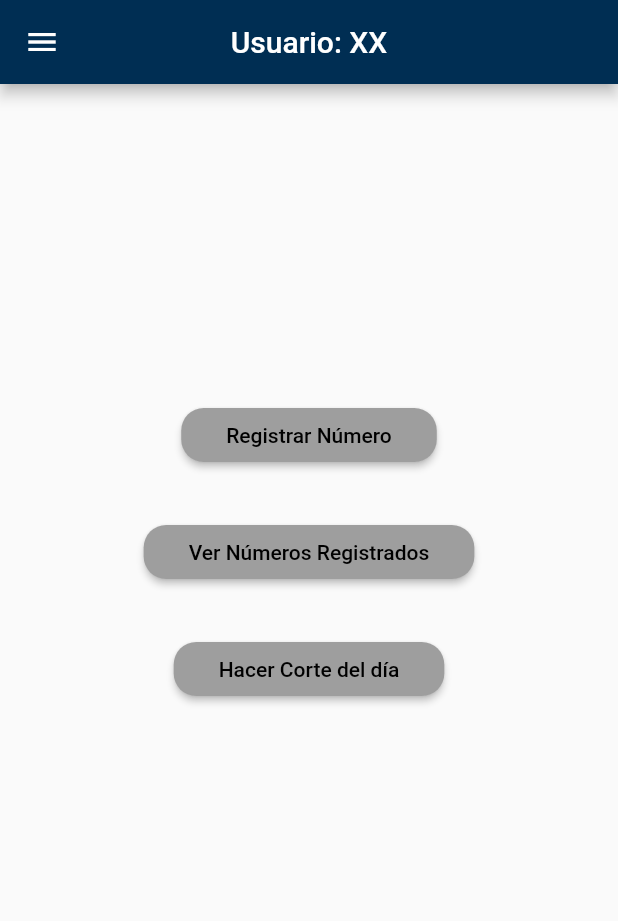
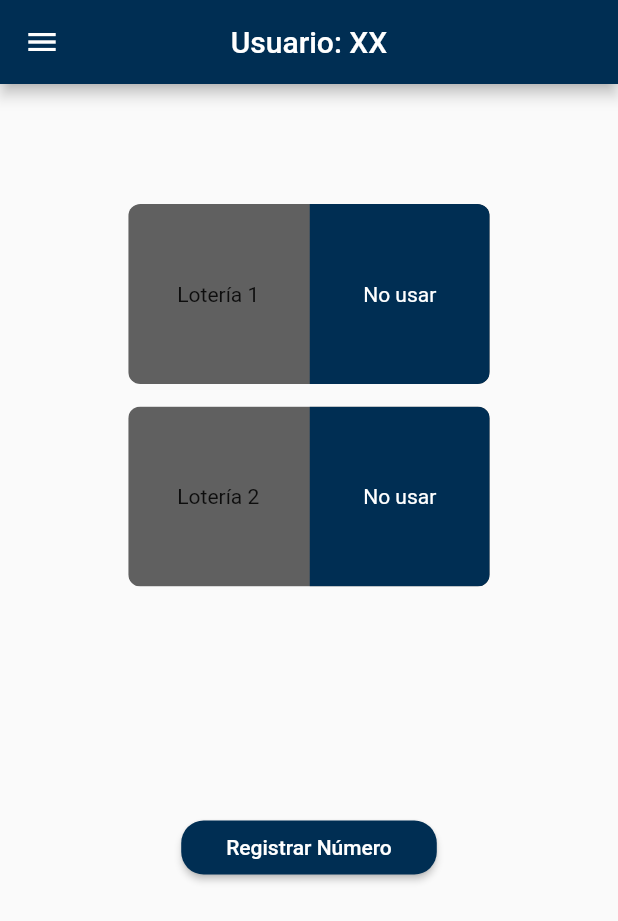
Before and after one commit to jumacDev/vendedor, a Flutter app: the MainView screen opened directly, on a phone screen of 412 x 824 dp. Shown: the top 921 px of the screen. Run offline on Flutter 3.47's test engine with Material 2 defaults, Android fonts, the phone set to English and light mode, and no system bars; drawn by our look-alikes of toggle_switch; our stand-ins replace cloud_firestore, firebase_core; accounts and stored records are empty.

Commit message:
try to add toggle buttons

```diff
--- a/lib/UI/Pages/seller_page.dart
+++ b/lib/UI/Pages/seller_page.dart
@@ -1,4 +1,5 @@
 import 'package:flutter/material.dart';
+import 'package:toggle_switch/toggle_switch.dart';
 import 'package:vendedor/MODELS/sale_model.dart';
 import 'package:vendedor/MODELS/seller_model.dart';
 import 'package:vendedor/UI/Pages/input_page.dart';
@@ -36,60 +37,55 @@ class _MainViewState extends State<MainView> {
 
   sellerBody(BuildContext context) {
     Seller seller = buildseller();
-    return Column(
+    return Container(
+      padding: const EdgeInsets.symmetric(vertical: 80),
+      child: Column(
         children: [
-        const SizedBox(height: 200),
-        Container(
-            padding: const EdgeInsets.all(10),
-            alignment: Alignment.center,
+          Row(
+            mainAxisAlignment: MainAxisAlignment.center,
+            children: [
+              ToggleSwitch(
+                activeBgColor: const [primarycolor],
+                minWidth: 120,
+                minHeight: 120,
+                initialLabelIndex: 1,
+                totalSwitches: 2,
+                labels: const ['Lotería 1', 'No usar'],
+                onToggle: (index) => print(index),
+              ),
+            ],
+          ),
+      const SizedBox(height: 15,),
+          Row(
+            mainAxisAlignment: MainAxisAlignment.center,
+            children: [
+              ToggleSwitch(
+                activeBgColor: const [primarycolor],
+                minWidth: 120,
+                minHeight: 120,
+                initialLabelIndex: 1,
+                totalSwitches: 2,
+                labels: const ['Lotería 2', 'No usar'],
+                onToggle: (index) => print(index),
+              ),
+
+
+            ],
+          ),
+          const SizedBox(height: 150,),
       // ignore: deprecated_member_use
-            child: RaisedButton(
+      RaisedButton(
+        color: primarycolor,
+        textColor: Colors.white,
         shape: const RoundedRectangleBorder(
             borderRadius: BorderRadius.all(Radius.circular(15))),
         padding:
         const EdgeInsets.symmetric(vertical: 10, horizontal: 30),
-              color: Colors.grey,
-              onPressed: () {
-                Navigator.push(context, MaterialPageRoute(builder: (context) => const InputPage()));
-              },
-              child: const Text('Registrar Número', style: TextStyle(color: Colors.black),),
-            )),
-        const SizedBox(height: 10),
-        Container(
-            padding: const EdgeInsets.all(10),
-            alignment: Alignment.center,
-            // ignore: deprecated_member_use
-            child: RaisedButton(
-              shape: const RoundedRectangleBorder(
-                  borderRadius: BorderRadius.all(Radius.circular(15))),
-              padding:
-              const EdgeInsets.symmetric(vertical: 10, horizontal: 30),
-              color: Colors.grey,
-              onPressed: () {
-                Navigator.push(context, MaterialPageRoute(builder: (context) => SalesPage(saleslist: seller.saleslist)));
-              },
-              child: const Text('Ver Números Registrados', style: TextStyle(color: Colors.black),),
-            )),
-        const SizedBox(height: 10),
-        Container(
-            padding: const EdgeInsets.all(10),
-            alignment: Alignment.center,
-            // ignore: deprecated_member_use
-            child: RaisedButton(
-              shape: const RoundedRectangleBorder(
-                  borderRadius: BorderRadius.all(Radius.circular(15))),
-              padding:
-              const EdgeInsets.symmetric(vertical: 10, horizontal: 30),
-              color: Colors.grey,
-              onPressed: () {
-                Navigator.pushAndRemoveUntil(context,
-                    MaterialPageRoute(builder: (context) => const MainView()),
-                        (route) => false);
-              },
-              child: const Text('Hacer Corte del día', style: TextStyle(color: Colors.black),),
-            ))
-
+        child: const Text('Registrar Número'),
+        onPressed: (){},
+      )
         ],
+      ),
     );
   }
 
--- a/pubspec.yaml
+++ b/pubspec.yaml
@@ -21,6 +21,7 @@ dependencies:
   firebase_core:
   cloud_firestore:
   firebase_auth:
+  toggle_switch:
 
 dev_dependencies:
   flutter_test:
```
Also changed, not shown: pubspec.lock. Lines whose indentation alone changed are shown as unchanged.
